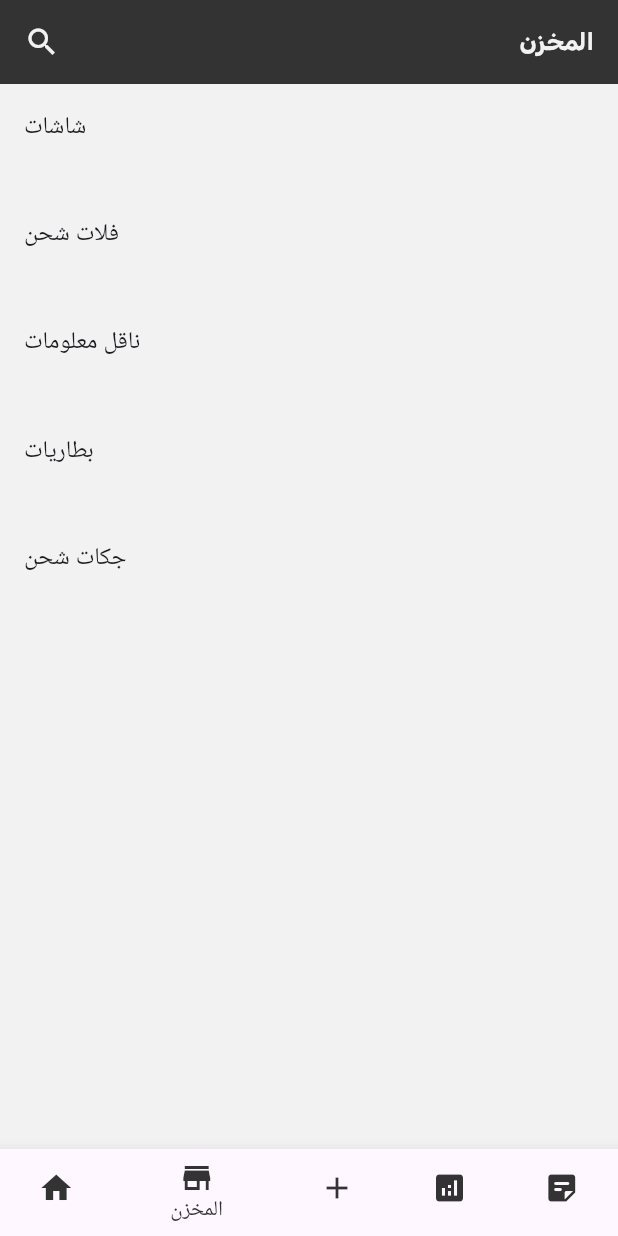
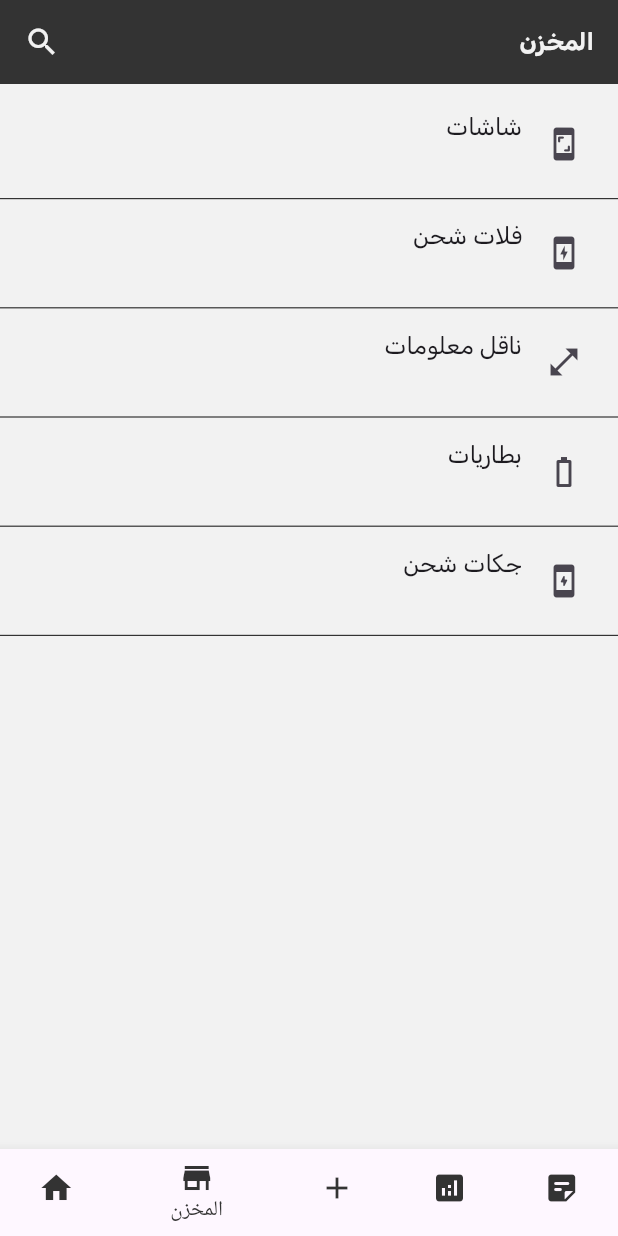
Before and after one commit to auth-hu/auth-home, a Flutter app: the screen it shows after launch, item 2 of the bottom bar chosen, after a tap on the "search" icon, on a phone screen of 412 x 824 dp. Run offline on Flutter 3.47's test engine with Material 3 defaults, Android fonts, the phone set to English and light mode, and no system bars; our stand-ins replace cloud_firestore, firebase_core, google_fonts; accounts and stored records are empty.

Commit message:
add screen page and do all part of pages

```diff
--- a/lib/android/costom/appPar.dart
+++ b/lib/android/costom/appPar.dart
@@ -5,23 +5,28 @@ import 'package:google_fonts/google_fonts.dart';
 import 'package:loea/const/color.dart';
 
 class Apppar extends StatefulWidget {
-  const Apppar({super.key});
+  final String title;
+  final bool search;
+  const Apppar({super.key, required this.title, required this.search});
 
   @override
   State<Apppar> createState() => _AppparState();
 }
 
 class _AppparState extends State<Apppar> {
+
   @override
   Widget build(BuildContext context) {
     return Container(
+      padding: widget.search ? EdgeInsets.all(0) : EdgeInsets.all(12),
       alignment: Alignment.centerRight,
-      padding: EdgeInsets.all(4),
       color: gray,
+      child: Container(
+        margin: EdgeInsets.all(4),
         child: Row(
           mainAxisAlignment: MainAxisAlignment.spaceBetween,
           children: [
-            IconButton(
+              widget.search ? IconButton(
                 onPressed: () {
 
                 },
@@ -29,13 +34,13 @@ class _AppparState extends State<Apppar> {
                   Icons.search,
                   color: milk,
                   )
-               ),
+                 ) : Container(),
 
             Expanded(
               child: Container(
                 margin: EdgeInsets.only(right: 12),
                 child: Text(
-                "المخزن",
+                  widget.title,
                   textAlign: TextAlign.end,
                   style: GoogleFonts.rubik(
                     color: milk,
@@ -47,6 +52,7 @@ class _AppparState extends State<Apppar> {
             )
           ],
         ),
+      ),
     );
   }
 }
--- /dev/null
+++ b/lib/android/func/addsomefun.dart
@@ -0,0 +1,3 @@
+void addSomeFun() async {
+
+}
--- a/lib/android/pages/storage.dart
+++ b/lib/android/pages/storage.dart
@@ -1,3 +1,5 @@
+// ignore_for_file: sized_box_for_whitespace
+
 import 'package:cloud_firestore/cloud_firestore.dart';
 import 'package:flutter/material.dart';
 import 'package:google_fonts/google_fonts.dart';
@@ -18,19 +20,26 @@ class _StorageState extends State<Storage> {
     return SafeArea(
       child: Column(
         children: [
-          Apppar(),
+          Apppar(title: "المخزن", search: true,),
           Container(
             margin: EdgeInsets.only(top: 4),
             child: Column(
               children: [
                 Container(
-                  height: 500,
+                  height: 600,
                   child: ListView.builder(
                     itemCount: data.length,
                     itemBuilder: (context, index) {
                       return ListTile(
-                        title: Text(data[index]),
+                        trailing: imagedata[index],
+                        title: Text(data[index], textAlign: TextAlign.end, style: GoogleFonts.rubik(),),
                         subtitle: Text(''),
+                        shape: Border(
+                          bottom: BorderSide(
+                            color: gray,
+                            width: .8
+                          )
+                        ),
                       );
                     },
                   ),
--- a/lib/const/color.dart
+++ b/lib/const/color.dart
@@ -2,3 +2,4 @@ import 'dart:ui';
 
 const milk = Color(0xfff2f2f2);
 const gray = Color(0xff333333);
+const green = Color(0xff26a69a);
--- a/lib/const/listpages.dart
+++ b/lib/const/listpages.dart
@@ -1,13 +1,14 @@
 // ignore_for_file: non_constant_identifier_names
 
 import 'package:flutter/material.dart';
+import 'package:loea/android/pages/screendata.dart';
 import 'package:loea/android/pages/storage.dart';
 
 List Pages = [
   Center(child: Text("الرئيسية"),),
   Storage(),
   Center(child: Text("الطلبات"),),
-  Center(child: Text("الأحصائيات"),),
+  Screendata(),
   Center(child: Text("النواقص"),),
 ];
 
@@ -23,3 +24,11 @@ List data = [
 ];
 
 List dataPage = [];
+
+List imagedata = [
+  Icon(Icons.screenshot_rounded),
+  Icon(Icons.charging_station),
+  Icon(Icons.open_in_full_sharp),
+  Icon(Icons.battery_0_bar),
+  Icon(Icons.charging_station_rounded),
+];
--- a/lib/main.dart
+++ b/lib/main.dart
@@ -1,10 +1,18 @@
 import 'dart:io';
 
+import 'package:firebase_core/firebase_core.dart';
 import 'package:flutter/material.dart';
 import 'package:loea/android/home_android.dart';
+import 'package:loea/firebase_options.dart';
 import 'package:loea/pc/home_pc.dart';
 
-void main() {
+void main() async {
+   WidgetsFlutterBinding.ensureInitialized();
+
+  await Firebase.initializeApp(
+    options: DefaultFirebaseOptions.currentPlatform,
+  );
+
   runApp(const MyApp());
 }
 
```
Also changed, not shown: lib/android/costom/addsome.dart (added, +32 -0 lines), lib/android/costom/textFieldSearch.dart (added, +39 -0 lines), lib/android/pages/data/streambuilserdata.dart (+9 -2 lines), lib/android/pages/screendata.dart (added, +55 -0 lines). Lines whose indentation alone changed are shown as unchanged.
